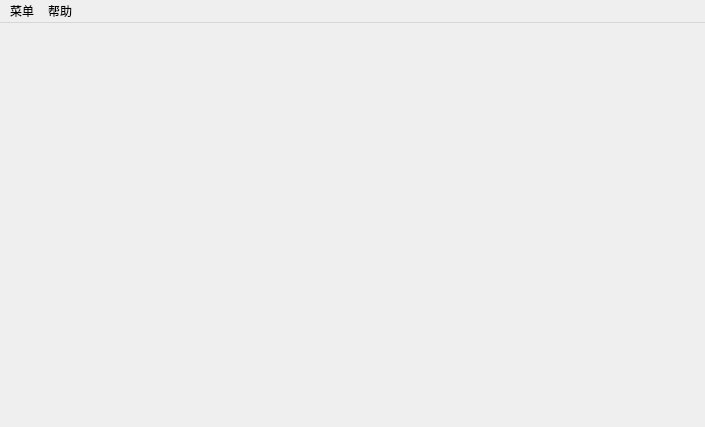
Old version of the form UI/ui_mainWin.ui in the repository UESTC-ICT401/Attendance.
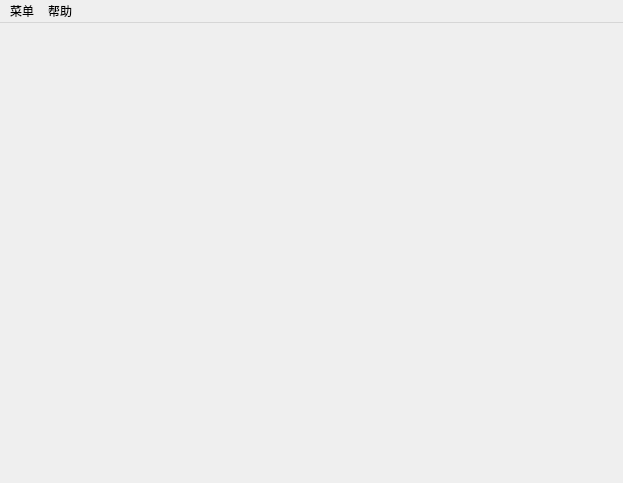
New version of the form. Icons and pictures are not drawn.

```diff
--- a/UI/ui_mainWin.ui
+++ b/UI/ui_mainWin.ui
@@ -6,8 +6,8 @@
    <rect>
     <x>0</x>
     <y>0</y>
-    <width>705</width>
-    <height>427</height>
+    <width>623</width>
+    <height>483</height>
    </rect>
   </property>
   <property name="windowTitle">
@@ -36,7 +36,7 @@
     <rect>
      <x>0</x>
      <y>0</y>
-     <width>705</width>
+     <width>623</width>
      <height>26</height>
     </rect>
    </property>
```
Left out of the diff: 14 changed lines with no effect on the pictures.
